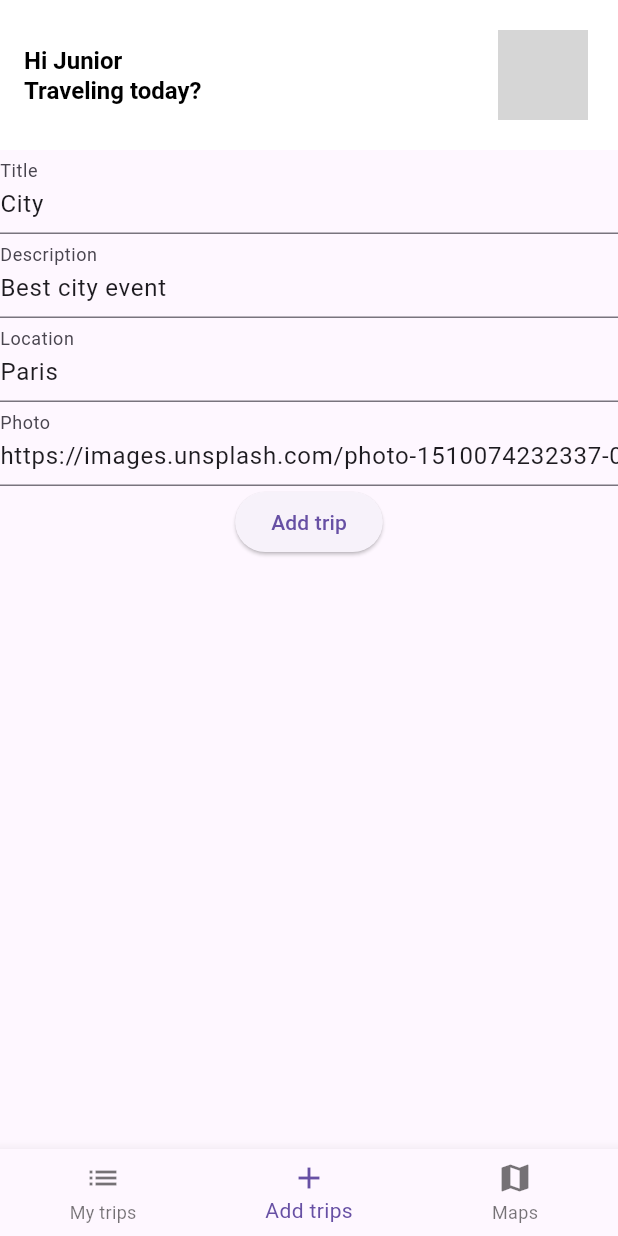
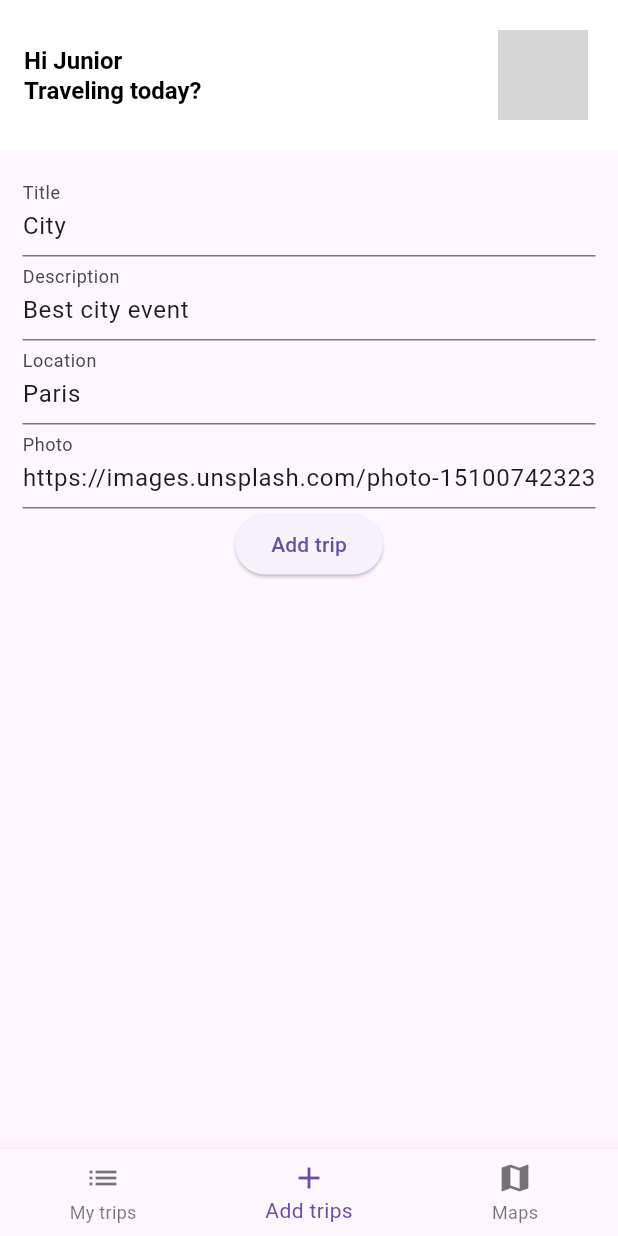
Before and after one commit to Brian1011/flutter_trip_app, a Flutter app: the screen it shows after launch, swiped to page 2, on a phone screen of 412 x 824 dp. Run offline on Flutter 3.47's test engine with Material 3 defaults, Android fonts, the phone set to English and light mode, and no system bars; our stand-ins replace cached_network_image, dartz, flutter_riverpod, hive; accounts and stored records are empty; network calls fail; grey boxes are pictures that could not be loaded.

Commit message:
style screen

```diff
--- a/lib/features/trip/presentation/pages/add_trip_screen.dart
+++ b/lib/features/trip/presentation/pages/add_trip_screen.dart
@@ -17,6 +17,8 @@ class AddTripScreen extends ConsumerWidget {
   Widget build(BuildContext context, WidgetRef ref) {
     return Form(
       key: formKey,
+      child: Container(
+        padding: const EdgeInsets.all(15),
         child: Column(
           children: [
             TextFormField(
@@ -51,8 +53,10 @@ class AddTripScreen extends ConsumerWidget {
                   ref.watch(tripListNotifierProvider.notifier).loadTrips();
                 }
               },
-              child: Text("Add trip"))
+              child: const Text("Add trip"),
+            )
           ],
+        ),
       ),
     );
   }
```
Lines whose indentation alone changed are shown as unchanged.
